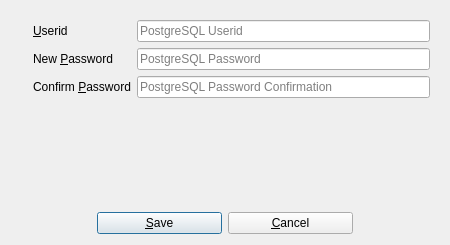
Old version of the form UI/biblioteq_password.ui in the repository textbrowser/biblioteq.
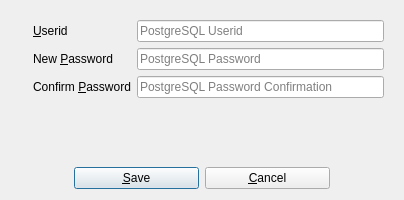
New version of the form. Icons and pictures are not drawn.

The edit to the form file:
```diff
--- a/UI/biblioteq_password.ui
+++ b/UI/biblioteq_password.ui
@@ -6,8 +6,8 @@
    <rect>
     <x>0</x>
     <y>0</y>
-    <width>450</width>
-    <height>245</height>
+    <width>400</width>
+    <height>200</height>
    </rect>
   </property>
   <property name="maximumSize">
```
